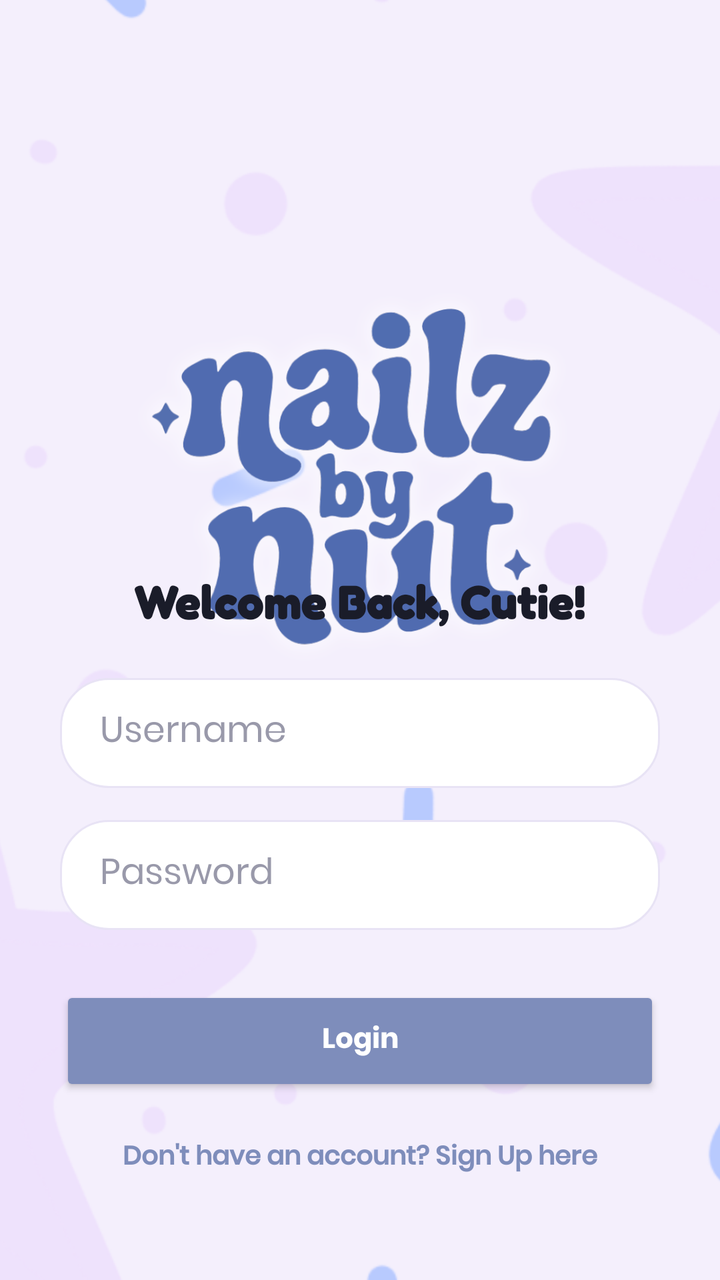
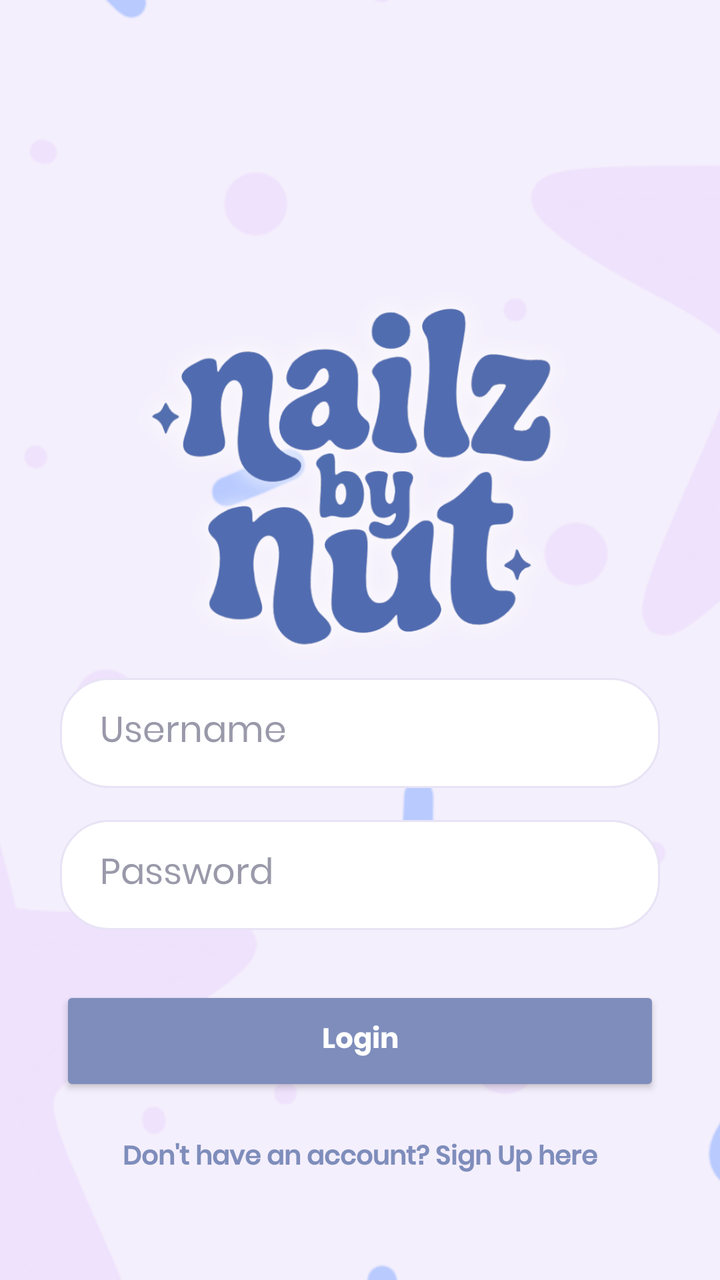

Screens rendered from an Android XML layout before and after an edit, with the pre-edit source and the edit as a unified diff.
<!-- AndroidManifest.xml: application theme Theme.Nailzbynutz -->
<!-- res/layout/activity_login.xml -->
<?xml version="1.0" encoding="utf-8"?>
<RelativeLayout xmlns:android="http://schemas.android.com/apk/res/android"
    xmlns:app="http://schemas.android.com/apk/res-auto"
    android:layout_width="match_parent"
    android:layout_height="match_parent"
    android:background="@color/background_primary">

    <ImageView
        android:layout_width="match_parent"
        android:layout_height="match_parent"
        android:src="@drawable/bg_splash"
        android:scaleType="centerCrop" />

    <LinearLayout
        android:layout_width="match_parent"
        android:layout_height="wrap_content"
        android:orientation="vertical"
        android:gravity="center"
        android:layout_alignParentBottom="true"
        android:layout_marginBottom="50dp"
        android:paddingHorizontal="30dp">

        <TextView
            android:layout_width="wrap_content"
            android:layout_height="wrap_content"
            android:layout_marginBottom="24dp"
            android:fontFamily="@font/fredoka_bold"
            android:text="Welcome Back, Cutie!"
            android:textColor="@color/text_primary"
            android:textSize="22sp"
            android:textStyle="bold" />

        <EditText
            android:id="@+id/et_username"
            android:layout_width="match_parent"
            android:layout_height="55dp"
            android:background="@drawable/bg_card_rounded"
            android:hint="Username"
            android:textColorHint="@color/text_hint"
            android:textColor="@color/text_primary"
            android:inputType="textPersonName"
            android:paddingHorizontal="20dp"
            android:layout_marginBottom="16dp"
            android:fontFamily="@font/poppins_regular" />

        <EditText
            android:id="@+id/edt_password"
            android:layout_width="match_parent"
            android:layout_height="55dp"
            android:background="@drawable/bg_card_rounded"
            android:hint="Password"
            android:textColorHint="@color/text_hint"
            android:textColor="@color/text_primary"
            android:inputType="textPassword"
            android:paddingHorizontal="20dp"
            android:layout_marginBottom="28dp"
            android:fontFamily="@font/poppins_regular" />

        <Button
            android:id="@+id/btn_login"
            android:layout_width="match_parent"
            android:layout_height="55dp"
            android:text="Login"
            android:textColor="@color/white"
            android:backgroundTint="@color/lavender_dark"
            android:textAllCaps="false"
            android:textStyle="bold"
            app:cornerRadius="30dp"
            android:fontFamily="@font/poppins_bold"
            android:layout_marginBottom="20dp" />

        <TextView
            android:id="@+id/tv_go_to_signup"
            android:layout_width="wrap_content"
            android:layout_height="wrap_content"
            android:text="Don't have an account? Sign Up here"
            android:textColor="@color/lavender_dark"
            android:textSize="13sp"
            android:fontFamily="@font/poppins_medium"
            android:textStyle="bold"
            android:clickable="true" />

    </LinearLayout>

</RelativeLayout>
<!-- resources referenced by this layout -->
<resources>
  <color name="background_primary">#F8F5FF</color>
  <color name="lavender_dark">#7E8DBB</color>
  <color name="text_hint">#9999AA</color>
  <color name="text_primary">#1A1C29</color>
  <color name="white">#FFFFFF</color>
  <!-- drawable bg_card_rounded (drawable) -->
  <?xml version="1.0" encoding="utf-8"?>
  <shape xmlns:android="http://schemas.android.com/apk/res/android">
      <solid android:color="@color/background_card" />
      <corners android:radius="24dp" />
      <stroke android:width="1dp" android:color="@color/divider" />
  </shape>
  <!-- drawable bg_splash: png bitmap (drawable, 159520 bytes) -->
  <style name="Theme.Nailzbynutz" parent="Theme.MaterialComponents.DayNight.NoActionBar">
          <item name="colorPrimary">@color/lavender_dark</item>
          <item name="colorPrimaryVariant">@color/lavender_accent</item>
          <item name="colorOnPrimary">@color/white</item>
          <item name="colorSecondary">@color/lavender_medium</item>
          <item name="colorSecondaryVariant">@color/lavender_light</item>
          <item name="colorOnSecondary">@color/black</item>
          <item name="android:statusBarColor">@color/background_primary</item>
          <item name="android:windowBackground">@color/background_primary</item>
      </style>
  <color name="background_card">#FFFFFF</color>
  <color name="divider">#E8E3F5</color>
  <color name="lavender_accent">#8B7BD6</color>
  <color name="lavender_medium">#B8A6E8</color>
  <color name="lavender_light">#D9CCFF</color>
  <color name="black">#000000</color>
</resources>

<!-- the commit's change to res/layout/activity_login.xml (unified diff, before → after) -->
@@ -20,15 +20,6 @@
         android:layout_marginBottom="50dp"
         android:paddingHorizontal="30dp">
 
-        <TextView
-            android:layout_width="wrap_content"
-            android:layout_height="wrap_content"
-            android:layout_marginBottom="24dp"
-            android:fontFamily="@font/fredoka_bold"
-            android:text="Welcome Back, Cutie!"
-            android:textColor="@color/text_primary"
-            android:textSize="22sp"
-            android:textStyle="bold" />
 
         <EditText
             android:id="@+id/et_username"
